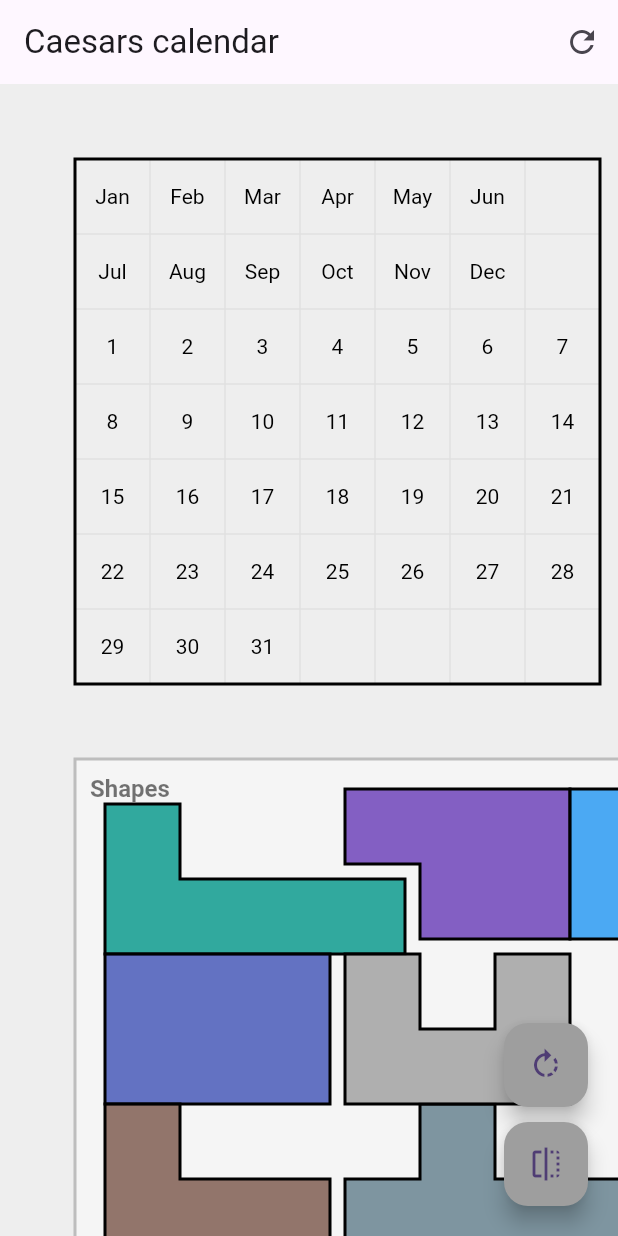
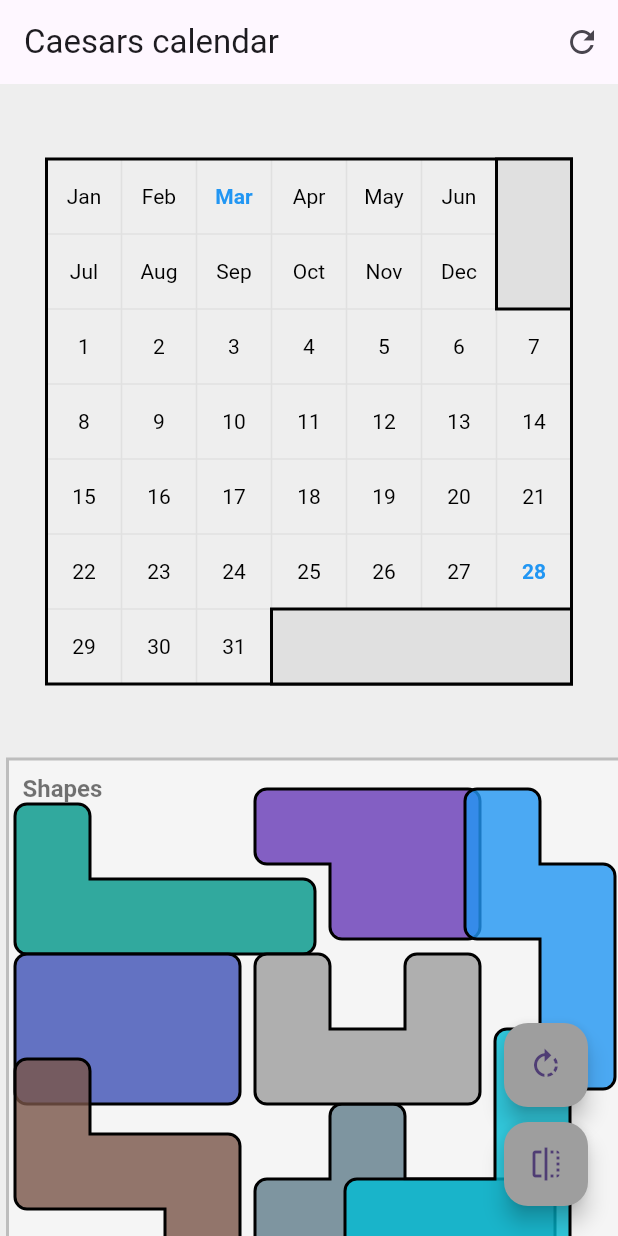
Before and after one commit to PeterOmbodi/caesar-s_calendar, a Flutter app: the screen it shows after launch, after a tap on the "flip" icon, on a phone screen of 412 x 824 dp. Run offline on Flutter 3.47's test engine with Material 3 defaults, Android fonts, the phone set to English and light mode, and no system bars.

Commit message:
styled cell labels fit to screen size (draft) add not allowed zones add radius to figure's external corners rename figures according to pentamino rules disable check collision for ratating and flipping

```diff
--- a/lib/main.dart
+++ b/lib/main.dart
@@ -10,6 +10,7 @@ class MyApp extends StatelessWidget {
 
   @override
   Widget build(BuildContext context) {
+    final screenSize = MediaQuery.of(context).size;
     return MaterialApp(
       title: 'Caesar Demo',
       theme: ThemeData(
@@ -17,7 +18,7 @@ class MyApp extends StatelessWidget {
         useMaterial3: true,
       ),
       home: Material(
-        child: PuzzleGame(),
+        child: PuzzleGame(screenSize: screenSize),
       ),
     );
   }
--- a/lib/puzzle/puzzle_board_painter.dart
+++ b/lib/puzzle/puzzle_board_painter.dart
@@ -96,10 +96,7 @@ class PuzzleBoardPainter extends CustomPainter {
   }
 
   void _drawLabels(Canvas canvas) {
-    const textStyle = TextStyle(
-      color: Colors.black,
-      fontSize: 14,
-    );
+    final today = DateTime.now();
 
     var cellIndex = 0;
     for (int iy = 0; iy < grid.rows; iy++) {
@@ -114,12 +111,8 @@ class PuzzleBoardPainter extends CustomPainter {
           continue;
         }
         final x = grid.origin.dx + ix * grid.cellSize;
-        final textSpan = TextSpan(
-          text: _getCellLabel(cellIndex),
-          style: textStyle,
-        );
         final textPainter = TextPainter(
-          text: textSpan,
+          text: _getCellTextSpan(cellIndex, today),
           textDirection: TextDirection.ltr,
         );
         textPainter.layout(
@@ -206,11 +199,20 @@ class PuzzleBoardPainter extends CustomPainter {
     return true;
   }
 
-  String _getCellLabel(int cellIndex) {
-    if (cellIndex < 12) {
-      return intl.DateFormat('MMM').format(DateTime(0, cellIndex + 1));
-    } else {
-      return '${cellIndex - 11}';
-    }
+  TextSpan _getCellTextSpan(int cellIndex, DateTime today) {
+    final label = cellIndex < 12 ? intl.DateFormat('MMM').format(DateTime(0, cellIndex + 1)) : '${cellIndex - 11}';
+
+    final isTodayLabel = cellIndex < 12 && today.month == cellIndex + 1 || cellIndex - 11 == today.day;
+
+    final textStyle = TextStyle(
+      color: isTodayLabel ? Colors.blue : Colors.black,
+      fontSize: 14,
+      fontWeight: isTodayLabel ? FontWeight.w700 : FontWeight.w400,
+    );
+
+    return TextSpan(
+      text: label,
+      style: textStyle,
+    );
   }
 }
--- a/lib/puzzle/puzzle_game.dart
+++ b/lib/puzzle/puzzle_game.dart
@@ -7,7 +7,9 @@ import 'package:caesar_puzzle/puzzle/puzzle_piece.dart';
 import 'package:flutter/material.dart';
 
 class PuzzleGame extends StatefulWidget {
-  const PuzzleGame({super.key});
+  const PuzzleGame({super.key, required this.screenSize});
+
+  final Size screenSize;
 
   @override
   PuzzleGameState createState() => PuzzleGameState();
@@ -31,21 +33,27 @@ class PuzzleGameState extends State<PuzzleGame> {
   @override
   void initState() {
     super.initState();
+    final cellSize = widget.screenSize.width < 450 ? _calcCellSize() : 50.0;
     grid = PuzzleGrid(
-      cellSize: 50,
+      cellSize: cellSize,
       rows: 7,
       columns: 7,
-      origin: const Offset(50, 50),
+      origin: Offset((widget.screenSize.width - cellSize * 7) / 2, 50),
     );
 
     board = PuzzleBoard(
-      cellSize: 50,
+      cellSize: cellSize,
       rows: 8,
-      columns: 8,
-      origin: const Offset(50, 450),
+      columns: 9,
+      origin: Offset(5, cellSize * 9),
     );
 
     _initializePieces();
+  }
+
+  double _calcCellSize() {
+    final floored = (widget.screenSize.width / 8).floor();
+    return floored.isEven ? floored.toDouble() : floored - 1.0;
   }
 
   void _initializePieces() {
@@ -72,8 +80,8 @@ class PuzzleGameState extends State<PuzzleGame> {
       ..lineTo(0, 2 * cellSize)
       ..close();
 
-    // C shape
-    final Path cShape = Path()
+    // U shape
+    final Path uShape = Path()
       ..moveTo(0, 0)
       ..lineTo(cellSize, 0)
       ..lineTo(cellSize, cellSize)
@@ -92,13 +100,13 @@ class PuzzleGameState extends State<PuzzleGame> {
       ..lineTo(0, 2 * cellSize)
       ..close();
 
-    // square 3x2 with gap
-    final Path gappedSquareShape = Path()
+    // square 3x2 with gap, P-shape
+    final Path pShape = Path()
       ..moveTo(0, 0)
       ..lineTo(3 * cellSize, 0)
       ..lineTo(3 * cellSize, 2 * cellSize)
-      ..lineTo( cellSize, 2 * cellSize)
-      ..lineTo( cellSize, cellSize)
+      ..lineTo(cellSize, 2 * cellSize)
+      ..lineTo(cellSize, cellSize)
       ..lineTo(0, 1 * cellSize)
       ..close();
 
@@ -114,8 +122,8 @@ class PuzzleGameState extends State<PuzzleGame> {
       ..lineTo(0, 2 * cellSize)
       ..close();
 
-    // T shape
-    final Path tShape = Path()
+    // Y shape
+    final Path yShape = Path()
       ..moveTo(cellSize, 0)
       ..lineTo(2 * cellSize, 0)
       ..lineTo(2 * cellSize, 1 * cellSize)
@@ -126,8 +134,8 @@ class PuzzleGameState extends State<PuzzleGame> {
       ..lineTo(cellSize, 1 * cellSize)
       ..close();
 
-    // Lighting
-    final Path lightingShape = Path()
+    // Lighting, N-Shape
+    final Path nShape = Path()
       ..moveTo(0, 0)
       ..lineTo(cellSize, 0)
       ..lineTo(cellSize, 1 * cellSize)
@@ -137,60 +145,110 @@ class PuzzleGameState extends State<PuzzleGame> {
       ..lineTo(1 * cellSize, 2 * cellSize)
       ..lineTo(0 * cellSize, 2 * cellSize)
       ..close();
+    // Corner, V-Shape
+    final Path vShape = Path()
+      ..moveTo(0, 0)
+      ..lineTo(cellSize, 0)
+      ..lineTo(cellSize, 3 * cellSize)
+      ..lineTo(-2 * cellSize, 3 * cellSize)
+      ..lineTo(-2 * cellSize, 2 * cellSize)
+      ..lineTo(0, 2 * cellSize)
+      ..close();
+
+    // zone1
+    final Path zone1 = Path()
+      ..moveTo(0, 0)
+      ..lineTo(1 * cellSize, 0)
+      ..lineTo(1 * cellSize, 2 * cellSize)
+      ..lineTo(0, 2 * cellSize)
+      ..close();
+
+    final Path zone2 = Path()
+      ..moveTo(0, 0)
+      ..lineTo(4 * cellSize, 0)
+      ..lineTo(4 * cellSize, 1 * cellSize)
+      ..lineTo(0, 1 * cellSize)
+      ..close();
 
     boardPieces = [
       PuzzlePiece(
         path: cornerLShape,
         color: pieceColors[0],
-        id: 'corner-l',
-        position: Offset(board.origin.dx + 20, board.origin.dy + 30),
+        id: 'L-Shape',
+        position: Offset(board.origin.dx + 5, board.origin.dy + 30),
         centerPoint: Offset(cellSize, cellSize),
       ),
       PuzzlePiece(
         path: squareShape,
         color: pieceColors[1],
-        id: 'square',
-        position: Offset(board.origin.dx + 20, board.origin.dy + 130),
+        id: 'Square',
+        position: Offset(board.origin.dx + 5, board.origin.dy + 130),
         centerPoint: Offset(cellSize, cellSize),
       ),
       PuzzlePiece(
         path: zShape,
         color: pieceColors[2],
-        id: 'z-shape',
-        position: Offset(board.origin.dx + 20, board.origin.dy + 230),
+        id: 'Z-Shape',
+        position: Offset(board.origin.dx + 5, board.origin.dy + 200),
         centerPoint: Offset(cellSize, cellSize),
       ),
       PuzzlePiece(
-        path: tShape,
+        path: yShape,
         color: pieceColors[3],
-        id: 't-shape',
-        position: Offset(board.origin.dx + 180, board.origin.dy + 230),
+        id: 'Y-Shape',
+        position: Offset(board.origin.dx + 165, board.origin.dy + 230),
         centerPoint: Offset(cellSize, cellSize),
       ),
       PuzzlePiece(
-        path: cShape,
+        path: uShape,
         color: pieceColors[4],
-        id: 'c-shape',
-        position: Offset(board.origin.dx + 180, board.origin.dy + 130),
+        id: 'U-Shape',
+        position: Offset(board.origin.dx + 165, board.origin.dy + 130),
         centerPoint: Offset(cellSize, cellSize),
       ),
       PuzzlePiece(
-        path: gappedSquareShape,
+        path: pShape,
         color: pieceColors[5],
-        id: 'gapped-square',
-        position: Offset(board.origin.dx + 180, board.origin.dy + 20),
+        id: 'P-Shape',
+        position: Offset(board.origin.dx + 165, board.origin.dy + 20),
         centerPoint: Offset(cellSize, cellSize),
       ),
       PuzzlePiece(
-        path: lightingShape,
+        path: nShape,
         color: pieceColors[6],
-        id: 'lighting',
-        position: Offset(board.origin.dx + 330, board.origin.dy + 20),
+        id: 'N-Shape',
+        position: Offset(board.origin.dx + 305, board.origin.dy + 20),
         centerPoint: Offset(cellSize, cellSize),
+      ),
+      PuzzlePiece(
+        path: vShape,
+        color: pieceColors[7],
+        id: 'V-Shape',
+        position: Offset(board.origin.dx + 325, board.origin.dy + 180),
+        centerPoint: Offset(0, cellSize),
       ),
     ];
 
-    gridPieces = [];
+    gridPieces = [
+      PuzzlePiece(
+        path: zone1,
+        color: Colors.grey.shade300,
+        id: 'zone1',
+        position: Offset(grid.origin.dx + cellSize * 6, grid.origin.dy),
+        centerPoint: Offset(cellSize, cellSize),
+        borderRadius: 0,
+        isDraggable: false,
+      ),
+      PuzzlePiece(
+        path: zone2,
+        color: Colors.grey.shade300,
+        id: 'zone2',
+        position: Offset(grid.origin.dx + cellSize * 3, grid.origin.dy + cellSize * 6),
+        centerPoint: Offset(cellSize, cellSize),
+        borderRadius: 0,
+        isDraggable: false,
+      ),
+    ];
 
     pieces = [
       ...boardPieces,
@@ -221,15 +279,13 @@ class PuzzleGameState extends State<PuzzleGame> {
   }
 
   void _updatePieceInLists(PuzzlePiece oldPiece, PuzzlePiece newPiece) {
-    debugPrint(
-        '_updatePieceInLists, oldPiece: ${oldPiece.position}, newPiece: ${newPiece.position}, gridPieces: ${gridPieces.length}');
     final boardIndex = boardPieces.indexWhere((item) => item.id == oldPiece.id);
     if (boardIndex != -1) {
       boardPieces[boardIndex] = newPiece;
     }
 
     final gridIndex = gridPieces.indexWhere((item) => item.id == oldPiece.id);
-    ;
+
     if (gridIndex != -1) {
       gridPieces[gridIndex] = newPiece;
     }
@@ -377,7 +433,7 @@ class PuzzleGameState extends State<PuzzleGame> {
             },
             onPanStart: (details) {
               final piece = _findPieceAtPosition(details.localPosition);
-              if (piece != null) {
+              if (piece != null && piece.isDraggable) {
                 setState(() {
                   pieces.remove(piece);
                   pieces.add(piece);
@@ -516,13 +572,13 @@ class PuzzleGameState extends State<PuzzleGame> {
 
                   final zone = _getZoneAtPosition(piece.position);
 
-                  if (!_checkCollision(flippedPiece, flippedPiece.position, zone: zone)) {
+                  //if (!_checkCollision(flippedPiece, flippedPiece.position, zone: zone)) {
                     pieces[index] = flippedPiece;
                     _updatePieceInLists(piece, flippedPiece);
                     debugPrint('Flipped successfully');
-                  } else {
-                    debugPrint('Flipping would cause collision, aborting');
-                  }
+                  // } else {
+                  //   debugPrint('Flipping would cause collision, aborting');
+                  // }
                 });
               }
             },
@@ -570,13 +626,13 @@ class PuzzleGameState extends State<PuzzleGame> {
 
                         final zone = _getZoneAtPosition(selectedPiece!.position);
 
-                        if (!_checkCollision(flippedPiece, flippedPiece.position, zone: zone)) {
+                        //if (!_checkCollision(flippedPiece, flippedPiece.position, zone: zone)) {
                           pieces[index] = flippedPiece;
 
                           _updatePieceInLists(selectedPiece!, flippedPiece);
 
                           selectedPiece = flippedPiece;
-                        }
+                        //}
                       });
                     }
                   },
--- a/lib/puzzle/puzzle_piece.dart
+++ b/lib/puzzle/puzzle_piece.dart
@@ -1,24 +1,29 @@
-import 'package:flutter/material.dart';
 import 'dart:math' as math;
 
+import 'package:flutter/material.dart';
+
 class PuzzlePiece {
-  final Path path;
+  final Path originalPath;
   final Color color;
   final String id;
   final Offset centerPoint;
   Offset position;
   double rotation;
-  bool isFlipped = false;
+  bool isFlipped;
+  final double borderRadius;
+  final bool isDraggable;
 
   PuzzlePiece({
-    required this.path,
+    required Path path,
     required this.color,
     required this.id,
     required this.position,
     this.rotation = 0.0,
     required this.centerPoint,
     this.isFlipped = false,
-  });
+    this.borderRadius = 8.0,
+    this.isDraggable = true,
+  }) : originalPath = path;
 
   void mirror() {
     isFlipped = !isFlipped;
@@ -45,15 +50,128 @@ class PuzzlePiece {
     return path.contains(transformedPoint);
   }
 
-  PuzzlePiece copyWith({Offset? newPosition, double? newRotation, bool? newIsFlipped}) {
+  Path get path {
+    return borderRadius > 0 ? _roundExternalCorners(originalPath, borderRadius) : originalPath;
+  }
+
+  Path _roundExternalCorners(Path originalPath, double radius) {
+    final List<Offset> vertices = _extractVertices(originalPath);
+    if (vertices.isEmpty) return originalPath;
+    final int n = vertices.length;
+
+    List<Offset> prevLinePoints = List.filled(n, Offset.zero);
+    List<Offset> nextLinePoints = List.filled(n, Offset.zero);
+    List<bool> roundFlag = List.filled(n, false);
+    List<double> arcOffsets = List.filled(n, 0.0);
+
+    for (int i = 0; i < n; i++) {
+      final prev = vertices[(i - 1 + n) % n];
+      final curr = vertices[i];
+      final next = vertices[(i + 1) % n];
+      final v1 = curr - prev;
+      final v2 = next - curr;
+      final len1 = v1.distance;
+      final len2 = v2.distance;
+      if (len1 == 0 || len2 == 0) {
+        roundFlag[i] = false;
+        prevLinePoints[i] = curr;
+        nextLinePoints[i] = curr;
+        arcOffsets[i] = 0;
+        continue;
+      }
+      final n1 = v1 / len1;
+      final n2 = v2 / len2;
+      final dot = (n1.dx * n2.dx + n1.dy * n2.dy).clamp(-1.0, 1.0);
+      final angle = math.acos(dot);
+      final cross = n1.dx * n2.dy - n1.dy * n2.dx;
+      bool isConvex = cross > 0;
+      if ((angle - math.pi).abs() < 0.01 || !isConvex) {
+        roundFlag[i] = false;
+        prevLinePoints[i] = curr;
+        nextLinePoints[i] = curr;
+        arcOffsets[i] = 0;
+      } else {
+        roundFlag[i] = true;
+        double offset = math.min(radius, math.min(len1 / 2, len2 / 2));
+        arcOffsets[i] = offset;
+        prevLinePoints[i] = curr - n1 * offset;
+        nextLinePoints[i] = curr + n2 * offset;
+      }
+    }
+
+    final Path newPath = Path();
+    final Offset startPoint = roundFlag[0] ? prevLinePoints[0] : vertices[0];
+    newPath.moveTo(startPoint.dx, startPoint.dy);
+
+    for (int i = 0; i < n; i++) {
+      if (roundFlag[i]) {
+        newPath.lineTo(prevLinePoints[i].dx, prevLinePoints[i].dy);
+        newPath.arcToPoint(
+          nextLinePoints[i],
+          radius: Radius.circular(arcOffsets[i]),
+          clockwise: true,
+        );
+      } else {
+        newPath.lineTo(vertices[i].dx, vertices[i].dy);
+      }
+    }
+    newPath.close();
+    return newPath;
+  }
+
+  List<Offset> _extractVertices(Path path) {
+    final List<Offset> points = [];
+    for (final metric in path.computeMetrics()) {
+      final int samples = (metric.length / 2).ceil();
+      Offset? lastPoint;
+      for (int i = 0; i <= samples; i++) {
+        final double t = metric.length * i / samples;
+        final tangent = metric.getTangentForOffset(t);
+        if (tangent != null) {
+          final point = tangent.position;
+          if (lastPoint == null || (point - lastPoint).distance > 1.0) {
+            points.add(point);
+            lastPoint = point;
+          }
+        }
+      }
+    }
+    return _removeCollinear(points, tolerance: 0.5);
+  }
+
+  List<Offset> _removeCollinear(List<Offset> points, {double tolerance = 0.5}) {
+    if (points.length < 3) return points;
+    final List<Offset> result = [];
+    for (int i = 0; i < points.length; i++) {
+      final prev = points[(i - 1 + points.length) % points.length];
+      final current = points[i];
+      final next = points[(i + 1) % points.length];
+      final v1 = current - prev;
+      final v2 = next - current;
+      final cross = (v1.dx * v2.dy - v1.dy * v2.dx).abs();
+      if (cross > tolerance || i == 0) {
+        result.add(current);
+      }
+    }
+    return result;
+  }
+
+  PuzzlePiece copyWith({
+    Offset? newPosition,
+    double? newRotation,
+    bool? newIsFlipped,
+    bool? newIsDraggable,
+  }) {
     return PuzzlePiece(
-      path: path,
+      path: originalPath,
       color: color,
       id: id,
       position: newPosition ?? position,
       rotation: newRotation ?? rotation,
       centerPoint: centerPoint,
       isFlipped: newIsFlipped ?? isFlipped,
+      borderRadius: borderRadius,
+      isDraggable: newIsDraggable ?? isDraggable,
     );
   }
 
```
